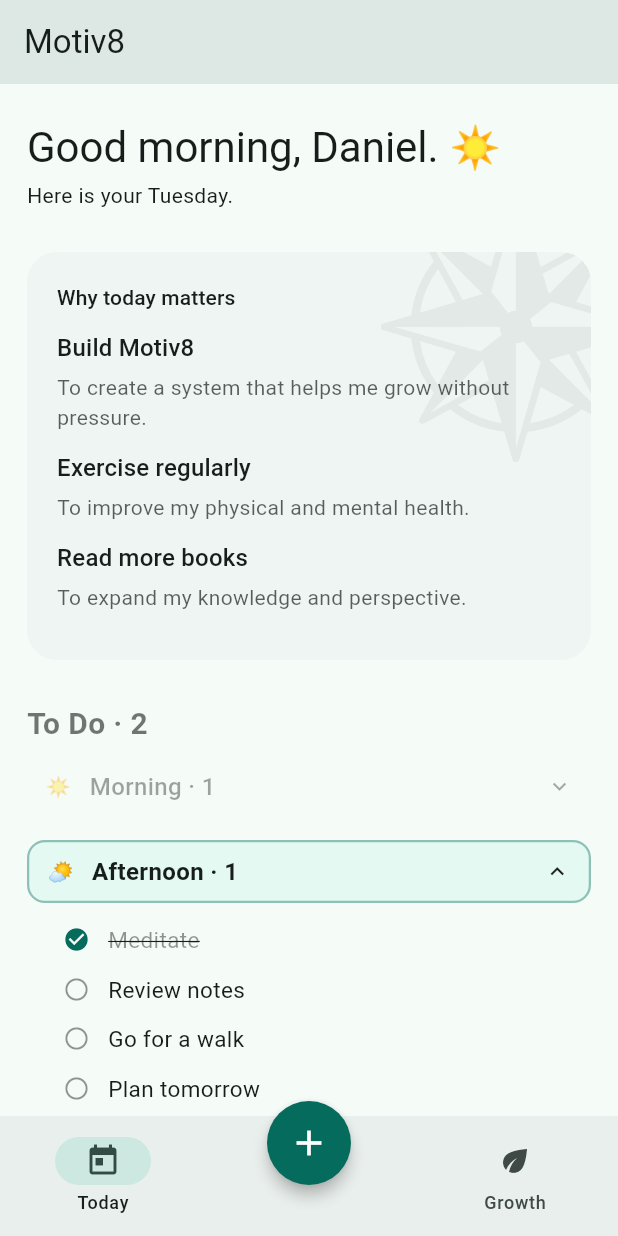
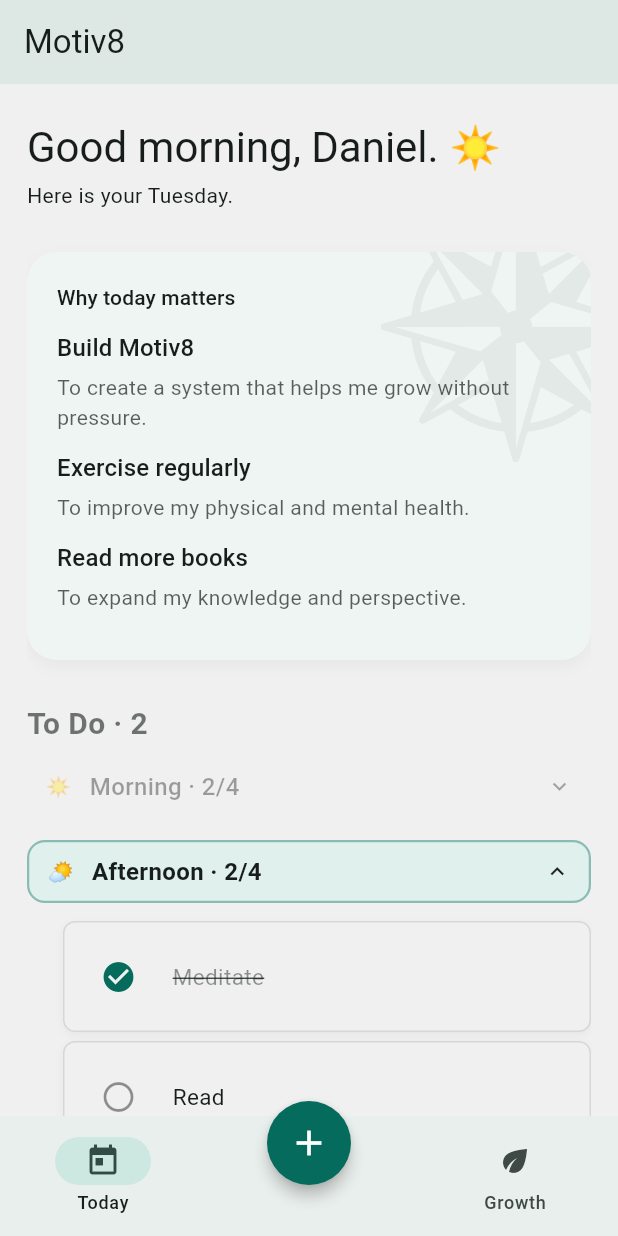
Before and after one commit to daniel-neyla/motiv8, a Flutter app: the screen it shows after launch, on a phone screen of 412 x 824 dp. Run offline on Flutter 3.47's test engine with Material 3 defaults, Android fonts, the phone set to English and light mode, and no system bars; our stand-ins replace flutter_svg.

Commit message:
Worked on task layout and task can be completed now

```diff
--- a/lib/app/app_scaffold.dart
+++ b/lib/app/app_scaffold.dart
@@ -7,12 +7,14 @@ class AppScaffold extends StatelessWidget {
 
   @override
   Widget build(BuildContext context) {
+    final colorScheme = Theme.of(context).colorScheme;
     return Scaffold(
+      backgroundColor: colorScheme.surface,
       extendBodyBehindAppBar: true,
       appBar: AppBar(
         title: Text('Motiv8', style: Theme.of(context).textTheme.titleLarge),
         centerTitle: false,
-        backgroundColor: Theme.of(context).colorScheme.surfaceContainer,
+        backgroundColor: colorScheme.surfaceContainer,
         elevation: 1,
       ),
       body: body,
@@ -31,6 +33,7 @@ class AppScaffold extends StatelessWidget {
       floatingActionButtonLocation: FloatingActionButtonLocation.centerDocked,
 
       bottomNavigationBar: NavigationBar(
+        elevation: 1,
         backgroundColor: Theme.of(context).colorScheme.surfaceContainer,
         selectedIndex: 0,
         destinations: const [
--- a/lib/app/motiv8_app.dart
+++ b/lib/app/motiv8_app.dart
@@ -20,6 +20,7 @@ class Motiv8App extends StatelessWidget {
         colorScheme: ColorScheme.fromSeed(
           seedColor: motiv8Teal,
           brightness: Brightness.light,
+          surface: Color.fromARGB(255, 240, 240, 240),
         ),
       ),
       home: const TodayView(),
--- /dev/null
+++ b/lib/today/Task.dart
@@ -0,0 +1,7 @@
+class Task {
+  final String id;
+  final String title;
+  final bool completed;
+
+  Task({required this.id, required this.title, required this.completed});
+}
--- a/lib/today/direction_reminder.dart
+++ b/lib/today/direction_reminder.dart
@@ -16,10 +16,18 @@ class DirectionReminder extends StatelessWidget {
       decoration: BoxDecoration(
         color: Theme.of(context).colorScheme.surfaceContainerLow,
         borderRadius: BorderRadius.circular(20),
+        boxShadow: [
+          BoxShadow(
+            color: Colors.black.withAlpha(10),
+            blurRadius: 8,
+            offset: const Offset(0, 4),
+          ),
+        ],
       ),
       child: ClipRRect(
         clipBehavior: Clip.hardEdge,
         borderRadius: BorderRadius.circular(20),
+
         child: Stack(
           children: [
             Positioned(
--- a/lib/today/goal.dart
+++ b/lib/today/goal.dart
@@ -1,5 +1,6 @@
 class Goal {
+  final String id;
   final String title;
   final String direction;
-  const Goal(this.title, this.direction);
+  const Goal(this.id, this.title, this.direction);
 }
--- a/lib/today/task_item.dart
+++ b/lib/today/task_item.dart
@@ -3,23 +3,51 @@ import 'package:flutter/material.dart';
 class TaskItem extends StatelessWidget {
   final String title;
   final bool completed;
+  final String id;
+  final void Function(String taskId) onToggle;
 
-  const TaskItem({super.key, required this.title, this.completed = false});
+  const TaskItem({
+    super.key,
+    required this.title,
+    this.completed = false,
+
+    required this.id,
+    required this.onToggle,
+  });
 
   @override
   Widget build(BuildContext context) {
     final colorScheme = Theme.of(context).colorScheme;
 
-    return Padding(
-      padding: const EdgeInsets.symmetric(vertical: 6),
+    return Container(
+      decoration: BoxDecoration(
+        color: colorScheme.surface,
+        borderRadius: BorderRadius.circular(8),
+
+        border: Border.all(color: colorScheme.onSurface.withAlpha(30)),
+        boxShadow: [
+          BoxShadow(
+            color: Colors.black.withAlpha(10),
+            blurRadius: 4,
+            offset: const Offset(0, 2),
+          ),
+        ],
+      ),
+      child: Padding(
+        padding: const EdgeInsets.all(12),
+
         child: Row(
           children: [
-          Icon(
+            IconButton(
+              onPressed: () => onToggle(id),
+
+              icon: Icon(
                 completed ? Icons.check_circle : Icons.radio_button_unchecked,
-            size: 18,
+                size: 24,
                 color: completed
                     ? colorScheme.primary
                     : colorScheme.onSurface.withAlpha(120),
+              ),
             ),
             const SizedBox(width: 12),
             Expanded(
@@ -36,6 +64,7 @@ class TaskItem extends StatelessWidget {
             ),
           ],
         ),
+      ),
     );
   }
 }
--- a/lib/today/time_zone_section.dart
+++ b/lib/today/time_zone_section.dart
@@ -1,5 +1,6 @@
 import 'package:flutter/material.dart';
 import 'task_item.dart';
+import 'task.dart';
 
 enum TimeZoneStates { past, active, future }
 
@@ -21,6 +22,13 @@ class TimeZoneSection extends StatefulWidget {
 
 class _TimeZoneSectionState extends State<TimeZoneSection> {
   bool isOpen = true;
+
+  List<Task> tasks = [
+    Task(id: '1', title: 'Meditate', completed: true),
+    Task(id: '2', title: 'Read', completed: false),
+    Task(id: '3', title: 'Exercise', completed: false),
+    Task(id: '4', title: 'Journal', completed: true),
+  ];
   @override
   initState() {
     super.initState();
@@ -69,7 +77,7 @@ class _TimeZoneSectionState extends State<TimeZoneSection> {
                     Text(widget.emoji),
                     const SizedBox(width: 12),
                     Text(
-                      '${widget.title} · 1',
+                      '${widget.title} · 2/4',
                       style: TextStyle(
                         fontSize: 16,
                         fontWeight: isActive
@@ -88,19 +96,55 @@ class _TimeZoneSectionState extends State<TimeZoneSection> {
               ),
             ),
           ),
+          SizedBox(height: isOpen ? 12 : 0),
           if (isOpen)
-            ListView(
-              padding: const EdgeInsets.only(left: 24),
-              shrinkWrap: true,
-              physics: const NeverScrollableScrollPhysics(),
-              children: [
-                const SizedBox(height: 8),
-                const TaskItem(title: 'Meditate', completed: true),
-                const TaskItem(title: 'Review notes'),
-                const TaskItem(title: 'Go for a walk'),
-                const TaskItem(title: 'Plan tomorrow'),
-              ],
-            ),
+            if (tasks.isNotEmpty)
+              ListView.separated(
+                padding: const EdgeInsets.only(left: 24),
+                shrinkWrap: true,
+                physics: const NeverScrollableScrollPhysics(),
+                itemBuilder: (BuildContext context, int index) {
+                  return TaskItem(
+                    title: tasks[index].title,
+                    completed: tasks[index].completed,
+                    id: tasks[index].id,
+                    onToggle: (String taskId) {
+                      setState(() {
+                        final taskIndex = tasks.indexWhere(
+                          (task) => task.id == taskId,
+                        );
+                        if (taskIndex != -1) {
+                          tasks[taskIndex] = Task(
+                            id: tasks[taskIndex].id,
+                            title: tasks[taskIndex].title,
+                            completed: !tasks[taskIndex].completed,
+                          );
+                        }
+                      });
+                    },
+                  );
+                },
+                separatorBuilder: (BuildContext context, int index) {
+                  return const SizedBox(height: 6);
+                },
+                itemCount: tasks.length,
+              )
+            else
+              Padding(
+                padding: const EdgeInsets.only(left: 24),
+
+                child: Text(
+                  'No tasks',
+                  textAlign: TextAlign.center,
+
+                  style: TextStyle(
+                    fontSize: 15,
+                    color: Theme.of(
+                      context,
+                    ).colorScheme.onSurface.withAlpha(120),
+                  ),
+                ),
+              ),
         ],
       ),
     );
--- a/lib/today/today_view.dart
+++ b/lib/today/today_view.dart
@@ -32,7 +32,7 @@ class _TodayViewState extends State<TodayView> {
       if (offset <= fadeStart) {
         opacity = 1.0;
       } else if (offset >= fadeEnd) {
-        opacity = 0.2;
+        opacity = 0.1;
       } else {
         opacity = 1 - (offset - fadeStart) / (fadeEnd - fadeStart);
       }
@@ -68,14 +68,17 @@ class _TodayViewState extends State<TodayView> {
                   child: DirectionReminder(
                     goals: [
                       Goal(
+                        '1',
                         'Build Motiv8',
                         'To create a system that helps me grow without pressure.',
                       ),
                       Goal(
+                        '2',
                         'Exercise regularly',
                         'To improve my physical and mental health.',
                       ),
                       Goal(
+                        '3',
                         'Read more books',
                         'To expand my knowledge and perspective.',
                       ),
```
Lines whose indentation alone changed are shown as unchanged.
